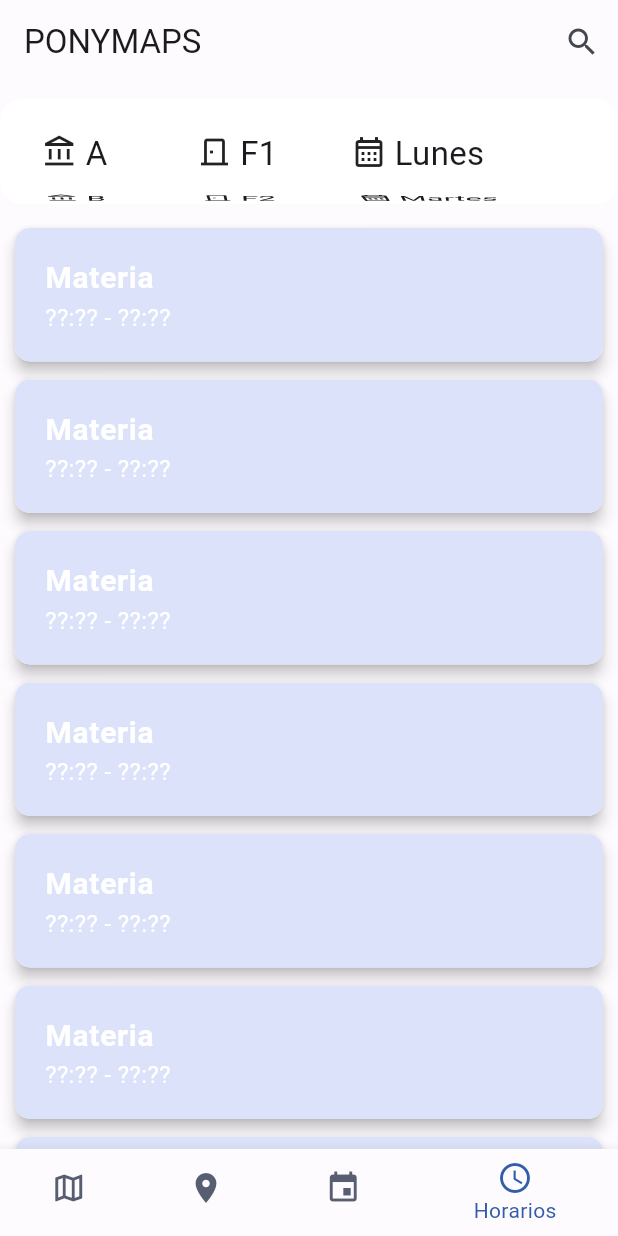
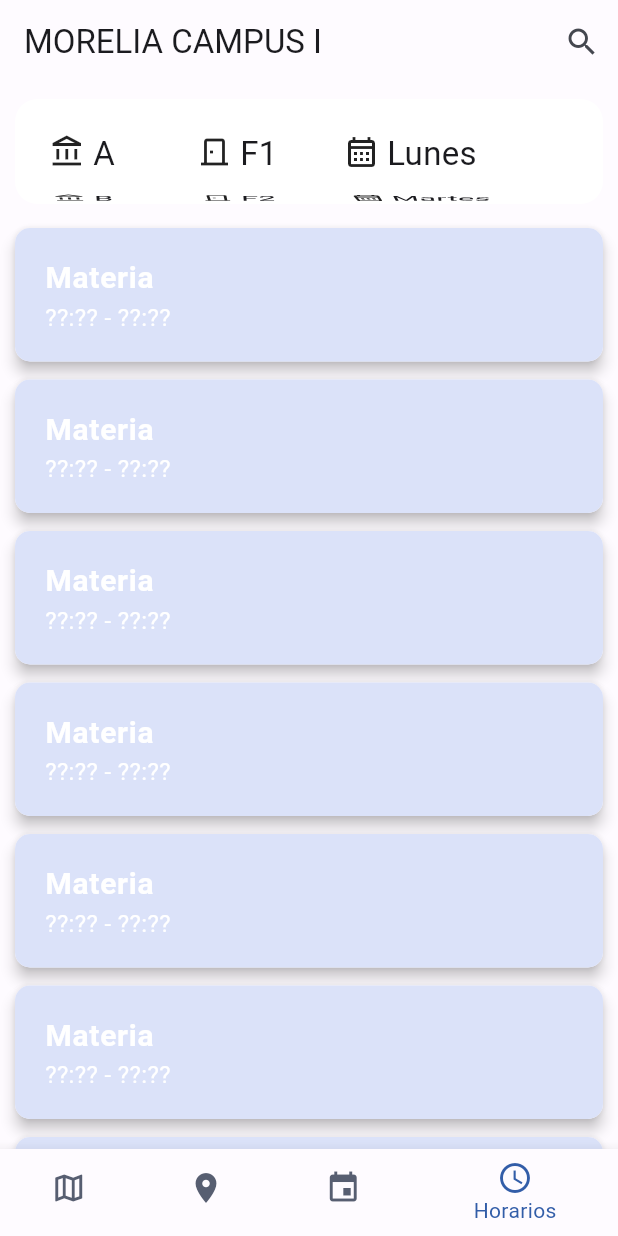
Before and after one commit to LeiWithP/PonyMapsFlutter, a Flutter app: the screen it shows after launch, item 4 of the bottom bar chosen, on a phone screen of 412 x 824 dp. Run offline on Flutter 3.47's test engine with Material 2 defaults, Android fonts, the phone set to English and light mode, and no system bars; our stand-ins replace flutter_map, flutter_svg, latlong2, sizer; network calls fail; statements that could not run were skipped.

Commit message:
Search Bar under develop

```diff
--- a/lib/main.dart
+++ b/lib/main.dart
@@ -52,6 +52,10 @@ class MyHomePage extends StatefulWidget {
 class _MyHomePageState extends State<MyHomePage> {
   int _selectedIndex = 0;
 
+  final List<String> _titles = [
+    'MORELIA CAMPUS I',
+  ];
+
   void _onItemTapped(int index) {
     setState(() {
       _selectedIndex = index;
@@ -77,14 +81,17 @@ class _MyHomePageState extends State<MyHomePage> {
     return Scaffold(
       appBar: AppBar(
         title: _isSearchBarVisible
-            ? const TextField(
+            ? TextField(
                 //style: TextStyle(color: Colors.white),
                 decoration: InputDecoration(
                   hintText: 'Buscar...',
                   //hintStyle: TextStyle(color: Colors.white70),
                 ),
+          onSubmitted: (query) {
+            print(query);
+          },
               )
-            : const Text('PONYMAPS'),
+            : Text(_titles[0]),
         actions: [
           IconButton(
             onPressed: _toggleSearchBarVisibility,
--- a/lib/screens/horarios.dart
+++ b/lib/screens/horarios.dart
@@ -50,9 +50,10 @@ class _HorariosState extends State<Horarios> {
   Widget build(BuildContext context) {
     return Column(
       children: [
-        const SizedBox(height: 10),
+
         Container(
           height: 70,
+          margin: EdgeInsets.symmetric(horizontal: 10.0, vertical: 10.0),
           decoration: BoxDecoration(
             /*gradient: LinearGradient(
               colors: [
@@ -88,7 +89,7 @@ class _HorariosState extends State<Horarios> {
             ],
           ),
         ),
-        const SizedBox(height: 10),
+
         Expanded(
             child: ListView.builder(
             itemCount: items.length,
```
